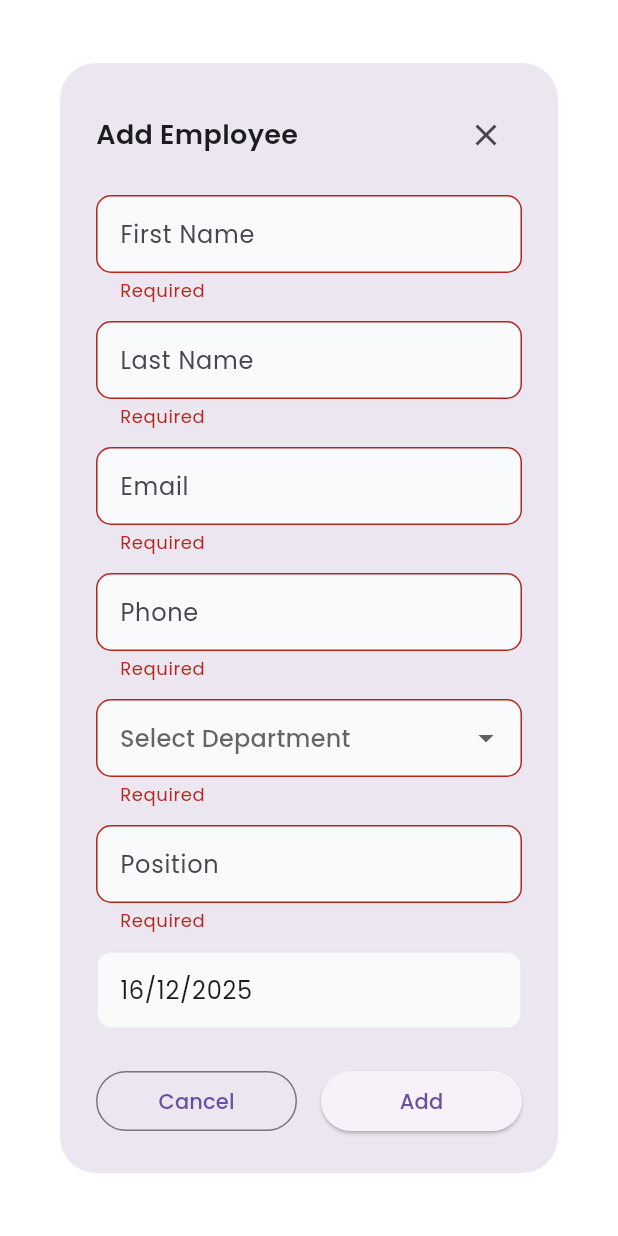
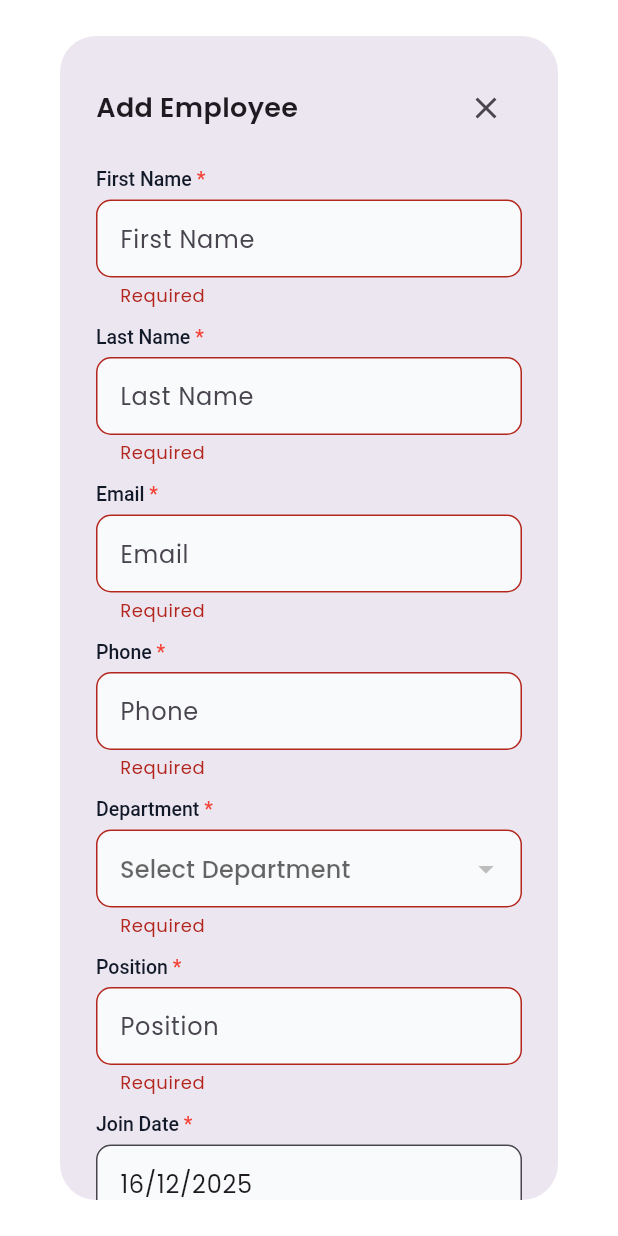
Before and after one commit to kkatti419-ux/staffora, a Flutter app: the EmployeeDialog widget shown alone on an empty page, opened directly, after a tap on "Add", on a phone screen of 412 x 824 dp. Run offline on Flutter 3.47's test engine with Material 3 defaults, Android fonts, the phone set to English and light mode, and no system bars; our stand-ins replace cloud_firestore, firebase_auth, firebase_core, firebase_messaging, firebase_storage, fl_chart and 6 more; missing offline and left inert: firebase_app_check; accounts and stored records are empty; network calls fail.

```diff
--- a/lib/common/emp_dilouge_state.dart
+++ b/lib/common/emp_dilouge_state.dart
@@ -1,6 +1,7 @@
 import 'package:flutter/material.dart';
 import 'package:staffora/core/utils/formatters.dart';
 import 'package:staffora/data/firebase_services/firebase_employee_service.dart';
+import 'package:staffora/data/models/firebase_model/department/department_model.dart';
 import 'package:staffora/data/models/firebase_model/employee/employee.dart';
 
 class EmployeeDialog extends StatefulWidget {
@@ -34,17 +35,45 @@
   String? _selectedDept;
   late DateTime _selectedDate;
 
-  static const List<String> _departments = [
-    'Engineering',
-    'Marketing',
-    'Human Resources',
-    'Sales',
-  ];
+  // static const List<String> _departments = [
+  //   'Engineering',
+  //   'Marketing',
+  //   'Human Resources',
+  //   'Sales',
+  // ];
+
+  List<DepartmentModel> _departments = [];
+  bool _loadingDepartments = true;
+
+  bool get _isReadOnly => widget.isEdit;
+  Future<void> _loadDepartments() async {
+    try {
+      final list = await FirebaseEmployeeService().fetchAllDepartments();
+
+      setState(() {
+        _departments = list;
+        _loadingDepartments = false;
+
+        // Preselect department on edit
+        if (widget.initialEmployee != null) {
+          _selectedDept = list
+                  .map((e) => e.name)
+                  .contains(widget.initialEmployee!.department)
+              ? widget.initialEmployee!.department
+              : null;
+        }
+      });
+    } catch (e) {
+      _loadingDepartments = false;
+    }
+  }
 
   // ================= INIT =================
   @override
   void initState() {
     super.initState();
+
+    _loadDepartments();
 
     final e = widget.initialEmployee;
 
@@ -62,15 +91,13 @@
     _phoneCtrl = TextEditingController(text: e?.phone ?? '');
     _positionCtrl = TextEditingController(text: e?.role ?? '');
 
-    // 🔑 IMPORTANT: normalize department
-    _selectedDept = _departments.contains(e?.department) ? e!.department : null;
+    _selectedDept = _departments.contains(e?.department) ? e?.department : null;
 
     _selectedDate = e?.joined ?? DateTime.now();
     _dateCtrl =
         TextEditingController(text: Formatters.formatDate(_selectedDate));
   }
 
-  // ================= DISPOSE =================
   @override
   void dispose() {
     _firstNameCtrl.dispose();
@@ -85,22 +112,12 @@
   // ================= UI HELPERS =================
   InputDecoration _inputDecoration(String hint) {
     return InputDecoration(
-      isDense: true,
       hintText: hint,
       filled: true,
       fillColor: const Color(0xFFF9FAFB),
       contentPadding: const EdgeInsets.symmetric(horizontal: 12, vertical: 14),
       border: OutlineInputBorder(
         borderRadius: BorderRadius.circular(10),
-        borderSide: const BorderSide(color: Color(0xFFE5E7EB)),
-      ),
-      enabledBorder: OutlineInputBorder(
-        borderRadius: BorderRadius.circular(10),
-        borderSide: const BorderSide(color: Color(0xFFE5E7EB)),
-      ),
-      focusedBorder: OutlineInputBorder(
-        borderRadius: BorderRadius.circular(10),
-        borderSide: const BorderSide(color: Color(0xFF4C4CFF), width: 1.2),
       ),
     );
   }
@@ -123,7 +140,7 @@
   }
 
   // ================= SUBMIT =================
-  Future<void> _submit() async {
+  Future<void> _submitOrEdit() async {
     if (!_formKey.currentState!.validate()) return;
 
     final fullName =
@@ -144,34 +161,15 @@
       initials: initials.toUpperCase(),
     );
 
-    await FirebaseEmployeeService().addEmployee(employee);
-    Navigator.of(context).pop(employee);
+    final service = FirebaseEmployeeService();
+
+    if (widget.isEdit) {
+      await service.updateEmployee(widget.employeeId!, employee);
+    } else {
+      await service.addEmployee(employee);
     }
 
-  Future<void> _edit() async {
-    if (!_formKey.currentState!.validate()) return;
-
-    final fullName =
-        '${_firstNameCtrl.text.trim()} ${_lastNameCtrl.text.trim()}'.trim();
-
-    final initials =
-        (_firstNameCtrl.text.isNotEmpty ? _firstNameCtrl.text[0] : '') +
-            (_lastNameCtrl.text.isNotEmpty ? _lastNameCtrl.text[0] : '');
-
-    final employee = EmployeeModelClass(
-      id: widget.employeeId,
-      name: fullName,
-      role: _positionCtrl.text.trim(),
-      department: _selectedDept ?? '',
-      email: _emailCtrl.text.trim(),
-      phone: _phoneCtrl.text.trim(),
-      joined: _selectedDate,
-      initials: initials.toUpperCase(),
-    );
-
-    await FirebaseEmployeeService()
-        .updateEmployee(widget.employeeId ?? "", employee);
-    Navigator.of(context).pop(employee);
+    Navigator.pop(context, employee);
   }
 
   // ================= BUILD =================
@@ -184,10 +182,9 @@
         child: Form(
           key: _formKey,
           child: Column(
-            mainAxisSize: MainAxisSize.min,
             crossAxisAlignment: CrossAxisAlignment.start,
             children: [
-              // ===== TITLE =====
+              /// TITLE
               Row(
                 children: [
                   Text(
@@ -206,81 +203,102 @@
               ),
               const SizedBox(height: 16),
 
-              // ===== NAME =====
+              /// FIRST NAME
+              const RequiredLabel('First Name'),
+              const SizedBox(height: 6),
               TextFormField(
                 controller: _firstNameCtrl,
+                readOnly: _isReadOnly,
                 decoration: _inputDecoration('First Name'),
-                validator: (v) =>
-                    v == null || v.trim().isEmpty ? 'Required' : null,
-              ),
-              const SizedBox(height: 12),
-              TextFormField(
-                controller: _lastNameCtrl,
-                decoration: _inputDecoration('Last Name'),
-                validator: (v) =>
-                    v == null || v.trim().isEmpty ? 'Required' : null,
+                validator: (v) => v == null || v.isEmpty ? 'Required' : null,
               ),
               const SizedBox(height: 12),
 
-              // ===== EMAIL =====
+              /// LAST NAME
+              const RequiredLabel('Last Name'),
+              const SizedBox(height: 6),
               TextFormField(
-                controller: _emailCtrl,
-                decoration: _inputDecoration('Email'),
-                keyboardType: TextInputType.emailAddress,
-                validator: (v) =>
-                    v == null || v.trim().isEmpty ? 'Required' : null,
+                controller: _lastNameCtrl,
+                readOnly: _isReadOnly,
+                decoration: _inputDecoration('Last Name'),
+                validator: (v) => v == null || v.isEmpty ? 'Required' : null,
               ),
               const SizedBox(height: 12),
 
-              // ===== PHONE =====
+              /// EMAIL
+              const RequiredLabel('Email'),
+              const SizedBox(height: 6),
               TextFormField(
-                controller: _phoneCtrl,
-                decoration: _inputDecoration('Phone'),
-                keyboardType: TextInputType.phone,
-                validator: (v) =>
-                    v == null || v.trim().isEmpty ? 'Required' : null,
+                controller: _emailCtrl,
+                readOnly: _isReadOnly,
+                decoration: _inputDecoration('Email'),
+                validator: (v) => v == null || v.isEmpty ? 'Required' : null,
               ),
               const SizedBox(height: 12),
 
-              // ===== DEPARTMENT =====
-              DropdownButtonFormField<String>(
-                value:
-                    _departments.contains(_selectedDept) ? _selectedDept : null,
+              /// PHONE
+              const RequiredLabel('Phone'),
+              const SizedBox(height: 6),
+              TextFormField(
+                controller: _phoneCtrl,
+                readOnly: _isReadOnly,
+                decoration: _inputDecoration('Phone'),
+                validator: (v) => v == null || v.isEmpty ? 'Required' : null,
+              ),
+              const SizedBox(height: 12),
+
+              /// DEPARTMENT (ONLY EDITABLE FIELD)
+              /// DEPARTMENT (ONLY EDITABLE FIELD)
+              const RequiredLabel('Department'),
+              const SizedBox(height: 6),
+
+              _loadingDepartments
+                  ? const Center(
+                      child: Padding(
+                        padding: EdgeInsets.symmetric(vertical: 8),
+                        child: CircularProgressIndicator(strokeWidth: 2),
+                      ),
+                    )
+                  : DropdownButtonFormField<String>(
+                      value: _selectedDept,
                       decoration: _inputDecoration('Select Department'),
                       items: _departments
                           .map(
                             (d) => DropdownMenuItem(
-                        value: d,
-                        child: Text(d),
+                              value: d.name,
+                              child: Text(d.name),
                             ),
                           )
                           .toList(),
                       onChanged: (v) => setState(() => _selectedDept = v),
+                      validator: (v) => v == null ? 'Required' : null,
+                    ),
+
+              const SizedBox(height: 12),
+
+              /// POSITION
+              const RequiredLabel('Position'),
+              const SizedBox(height: 6),
+              TextFormField(
+                controller: _positionCtrl,
+                readOnly: _isReadOnly,
+                decoration: _inputDecoration('Position'),
                 validator: (v) => v == null || v.isEmpty ? 'Required' : null,
               ),
               const SizedBox(height: 12),
 
-              // ===== POSITION =====
-              TextFormField(
-                controller: _positionCtrl,
-                decoration: _inputDecoration('Position'),
-                validator: (v) =>
-                    v == null || v.trim().isEmpty ? 'Required' : null,
-              ),
-              const SizedBox(height: 12),
-
-              // ===== DATE =====
+              /// JOIN DATE
+              const RequiredLabel('Join Date'),
+              const SizedBox(height: 6),
               TextFormField(
                 controller: _dateCtrl,
                 readOnly: true,
-                onTap: _pickDate,
+                onTap: _isReadOnly ? null : _pickDate,
                 decoration: _inputDecoration('Join Date'),
-                validator: (v) =>
-                    v == null || v.trim().isEmpty ? 'Required' : null,
               ),
               const SizedBox(height: 24),
 
-              // ===== ACTIONS =====
+              /// ACTIONS
               Row(
                 children: [
                   Expanded(
@@ -292,7 +310,7 @@
                   const SizedBox(width: 16),
                   Expanded(
                     child: ElevatedButton(
-                      onPressed: widget.isEdit ? _edit : _submit,
+                      onPressed: _submitOrEdit,
                       child: Text(widget.isEdit ? 'Save' : 'Add'),
                     ),
                   ),
@@ -305,3 +323,29 @@
     );
   }
 }
+
+/// REQUIRED LABEL
+class RequiredLabel extends StatelessWidget {
+  final String text;
+  const RequiredLabel(this.text, {super.key});
+
+  @override
+  Widget build(BuildContext context) {
+    return RichText(
+      text: TextSpan(
+        style: const TextStyle(
+          fontSize: 13,
+          fontWeight: FontWeight.w500,
+          color: Color(0xFF111827),
+        ),
+        children: [
+          TextSpan(text: text),
+          const TextSpan(
+            text: ' *',
+            style: TextStyle(color: Colors.red),
+          ),
+        ],
+      ),
+    );
+  }
+}
```
Also changed, not shown: lib/common/department_dilouge.dart (+42 -8 lines), lib/data/firebase_services/firebase_employee_service.dart (+21 -10 lines), lib/presentation/employee/views/all_employees.dart (+4 -5 lines). Lines whose indentation alone changed are shown as unchanged.
